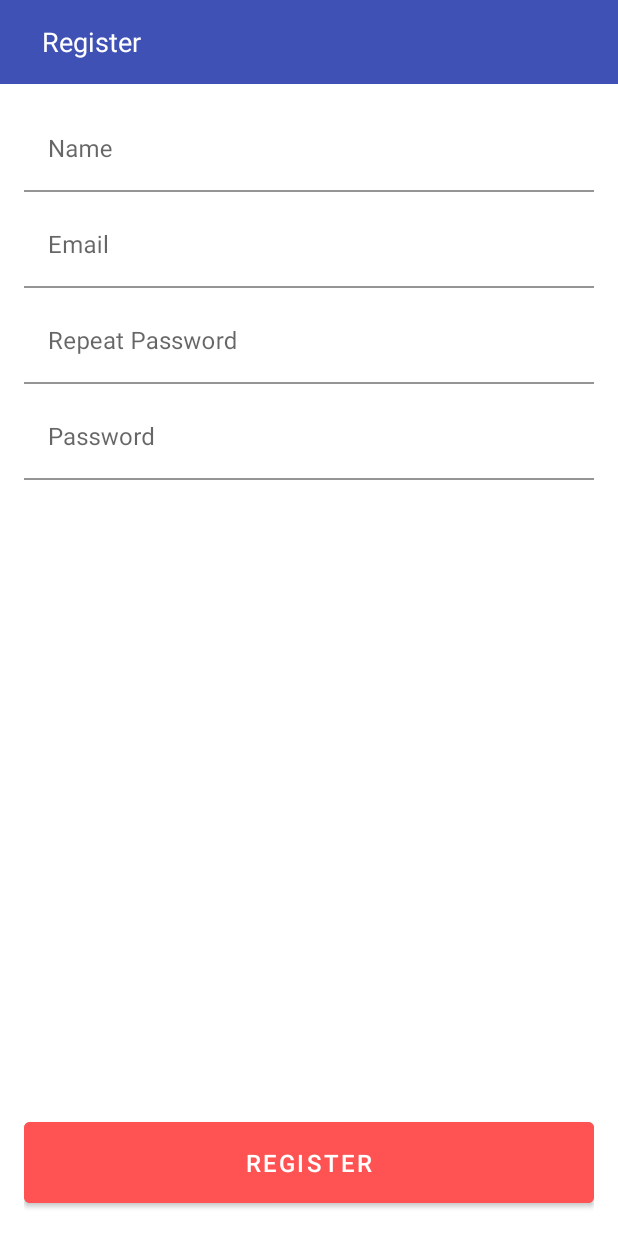
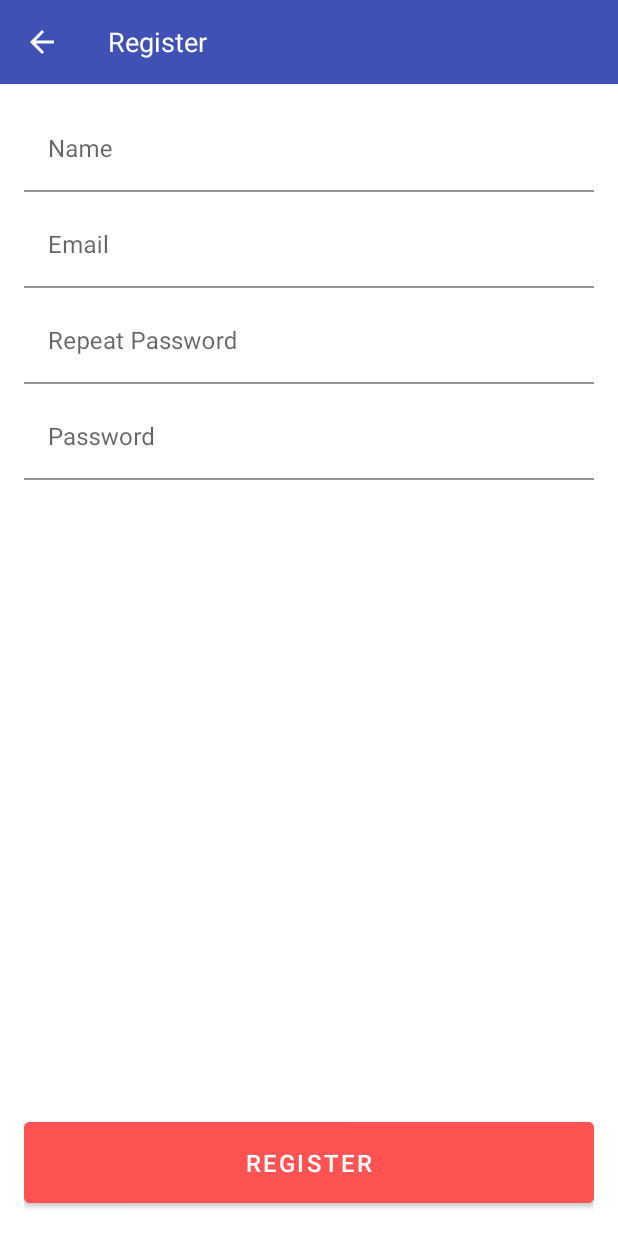
Before and after one commit to besugos/DigitalHouseAndroid-Desafio2-Android, an Android app: the RegisterFragment screen opened through its navigation route, on a phone screen of 412 x 824 dp. Run offline under Robolectric (Android 15) with nearby library versions, the phone set to English and light mode, and no system bars; Roboto replaces fonts that are not available here.

Commit message:
Register Layout

```diff
--- a/app/src/main/java/com/besugos/desafio2dha/LoginFragment.kt
+++ b/app/src/main/java/com/besugos/desafio2dha/LoginFragment.kt
@@ -5,6 +5,9 @@ import androidx.fragment.app.Fragment
 import android.view.LayoutInflater
 import android.view.View
 import android.view.ViewGroup
+import android.widget.Button
+import androidx.appcompat.widget.Toolbar
+import androidx.navigation.Navigation
 
 
 class LoginFragment : Fragment() {
@@ -18,4 +21,16 @@ class LoginFragment : Fragment() {
         return inflater.inflate(R.layout.fragment_login, container, false)
     }
 
+    override fun onViewCreated(view: View, savedInstanceState: Bundle?) {
+        super.onViewCreated(view, savedInstanceState)
+
+        val navController = Navigation.findNavController(view)
+
+        val btnRegister: Button = view.findViewById(R.id.btnRegisterLogin)
+
+        btnRegister.setOnClickListener {
+            navController.navigate(R.id.registerFragment)
+        }
+    }
+
 }
--- a/app/src/main/java/com/besugos/desafio2dha/RegisterFragment.kt
+++ b/app/src/main/java/com/besugos/desafio2dha/RegisterFragment.kt
@@ -5,6 +5,14 @@ import androidx.fragment.app.Fragment
 import android.view.LayoutInflater
 import android.view.View
 import android.view.ViewGroup
+import android.widget.Button
+import androidx.appcompat.view.SupportActionModeWrapper
+import androidx.appcompat.widget.Toolbar
+import androidx.core.os.bundleOf
+import androidx.navigation.fragment.findNavController
+import androidx.navigation.Navigation
+
+
 
 
 class RegisterFragment : Fragment() {
@@ -17,4 +25,22 @@ class RegisterFragment : Fragment() {
         return inflater.inflate(R.layout.fragment_register, container, false)
     }
 
+    override fun onViewCreated(view: View, savedInstanceState: Bundle?) {
+        super.onViewCreated(view, savedInstanceState)
+
+        val navController = Navigation.findNavController(view)
+
+        val toolbar: Toolbar = view.findViewById(R.id.tbRegister)
+
+        toolbar.setNavigationOnClickListener {
+            navController.navigate(R.id.loginFragment)
+        }
+
+        view.findViewById<Button>(R.id.btnRegisterRegister).setOnClickListener {
+
+            navController.navigate(R.id.loginFragment)
+        }
+    }
+
+
 }
--- a/app/src/main/java/com/besugos/desafio2dha/SplashActivity.kt
+++ b/app/src/main/java/com/besugos/desafio2dha/SplashActivity.kt
@@ -22,7 +22,7 @@ class SplashActivity : AppCompatActivity() {
             val intent = Intent(this, MainActivity::class.java)
             startActivity(intent)
             finish()
-        }, 3000)
+        }, 1000)
 
     }
 
--- /dev/null
+++ b/app/src/main/res/drawable/ic_baseline_arrow_back_24.xml
@@ -0,0 +1,5 @@
+<vector android:height="24dp" android:tint="#FFFFFF"
+    android:viewportHeight="24" android:viewportWidth="24"
+    android:width="24dp" xmlns:android="http://schemas.android.com/apk/res/android">
+    <path android:fillColor="@android:color/white" android:pathData="M20,11H7.83l5.59,-5.59L12,4l-8,8 8,8 1.41,-1.41L7.83,13H20v-2z"/>
+</vector>
--- a/app/src/main/res/layout/fragment_login.xml
+++ b/app/src/main/res/layout/fragment_login.xml
@@ -6,7 +6,7 @@
     android:layout_height="match_parent"
     android:orientation="vertical"
     tools:context=".LoginFragment"
-
+    android:id="@+id/frLogin"
     >
 
     <androidx.appcompat.widget.Toolbar
--- a/app/src/main/res/layout/fragment_register.xml
+++ b/app/src/main/res/layout/fragment_register.xml
@@ -5,6 +5,7 @@
     android:layout_width="match_parent"
     android:layout_height="match_parent"
     tools:context=".LoginFragment"
+    android:id="@+id/frRegister"
 
     >
 
@@ -13,13 +14,14 @@
         android:layout_width="match_parent"
         android:layout_height="wrap_content"
         android:background="@color/colorPrimary"
-        android:paddingStart="24dp"
+        android:paddingStart="0dp"
         app:layout_constraintEnd_toEndOf="parent"
         app:layout_constraintStart_toStartOf="parent"
         app:layout_constraintTop_toTopOf="parent"
         app:title="Register"
         app:titleTextAppearance="@style/TextAppearance.AppCompat.Medium"
         app:titleTextColor="@android:color/white"
+        app:navigationIcon="@drawable/ic_baseline_arrow_back_24"
         tools:ignore="RtlSymmetry" />
 
     <LinearLayout
--- a/app/src/main/res/navigation/navigation_graph.xml
+++ b/app/src/main/res/navigation/navigation_graph.xml
@@ -4,19 +4,23 @@
     xmlns:tools="http://schemas.android.com/tools"
     android:id="@+id/navigation_graph"
     app:startDestination="@id/loginFragment">
-
     <fragment
         android:id="@+id/loginFragment"
         android:name="com.besugos.desafio2dha.LoginFragment"
         android:label="fragment_login"
         tools:layout="@layout/fragment_login" >
         <action
-            android:id="@+id/action_loginFragment_to_registerFragment"
+            android:id="@+id/action_loginFragment_to_registerFragment5"
             app:destination="@id/registerFragment" />
     </fragment>
     <fragment
         android:id="@+id/registerFragment"
         android:name="com.besugos.desafio2dha.RegisterFragment"
-        android:label="fragment_register"
-        tools:layout="@layout/fragment_register" />
+        android:label="RegisterFragment"
+        tools:layout="@layout/fragment_register"
+    >
+        <action
+            android:id="@+id/action_registerFragment_to_loginFragment"
+            app:destination="@id/loginFragment" />
+    </fragment>
 </navigation>
```
